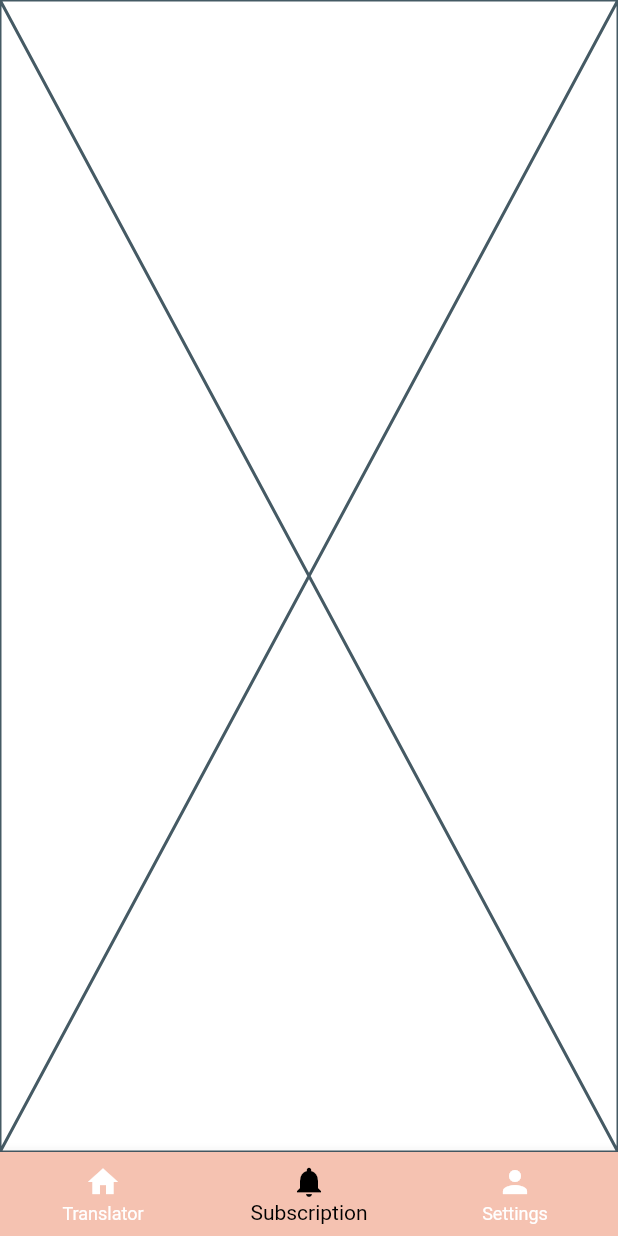
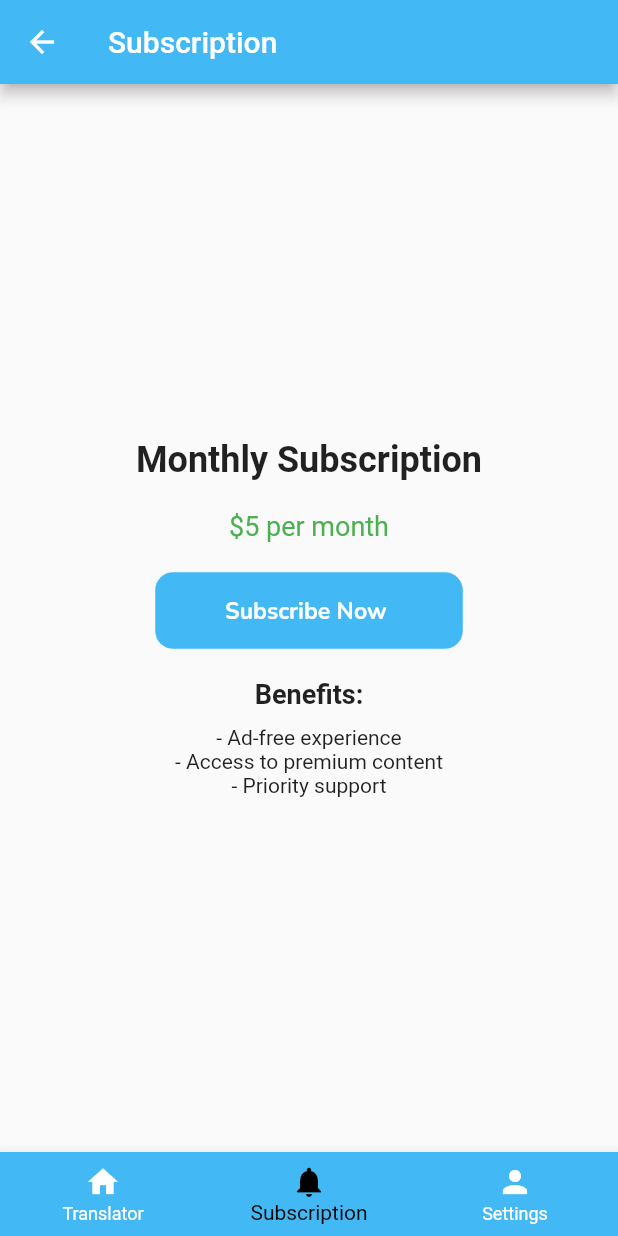
Before and after one commit to hngx-org/translator-ai, a Flutter app: the Home screen opened by its route, item 2 of the bottom bar chosen, on a phone screen of 412 x 824 dp. Run offline on Flutter 3.47's test engine with Material 2 defaults, Android fonts, the phone set to English and light mode, and no system bars; our stand-ins replace flutter_svg, get_it, google_fonts, page_transition, shared_preferences; accounts and stored records are empty.

Commit message:
homeScreen and SubcriptionScreen

```diff
--- a/lib/ui/home.dart
+++ b/lib/ui/home.dart
@@ -52,7 +52,7 @@ class _HomeState extends State<Home> {
         type: BottomNavigationBarType.fixed,
         showUnselectedLabels: true,
         onTap: _selectPage,
-        backgroundColor: const Color(0xffF5C2B1),
+        backgroundColor: AppColors.primary,
         unselectedItemColor: AppColors.whiteColor,
         selectedItemColor: Colors.black,
         currentIndex: _selectedPageIndex,
--- a/lib/ui/screens/auth/login.dart
+++ b/lib/ui/screens/auth/login.dart
@@ -192,8 +192,8 @@ class _SignInState extends State<SignIn> {
                             color: AppColors.blackColor),
                       ),
                       onTap: (){
-                        nextScreen(context,RouteHelper.forgotPasswordRoute,
-                        );
+                        Navigator.of(context)
+                            .pushNamed(RouteHelper.forgotPasswordRoute);                        // );
                       },
                     ),
                   ),
@@ -211,6 +211,7 @@ class _SignInState extends State<SignIn> {
                     color: AppColors.primary,
                     content: 'Sign In',
                     onTap: () {
+                      Navigator.of(context).pushNamed(RouteHelper.home);
 
                     },
                   ),
--- a/lib/ui/screens/bottom_nav_bar/Subscription.dart
+++ b/lib/ui/screens/bottom_nav_bar/Subscription.dart
@@ -1,4 +1,10 @@
 import 'package:flutter/cupertino.dart';
+import 'package:flutter/material.dart';
+
+import '../../../helpers/router.dart';
+import '../../../utils/colors.dart';
+import '../../../utils/size_calculator.dart';
+import '../../components/custom_button.dart';
 
 class SubscriptionScreen extends StatefulWidget {
   const SubscriptionScreen({super.key});
@@ -10,6 +16,55 @@ class SubscriptionScreen extends StatefulWidget {
 class _SubscriptionScreenState extends State<SubscriptionScreen> {
   @override
   Widget build(BuildContext context) {
-    return const Placeholder();
+    return   Scaffold(
+      appBar: AppBar(
+        title: Text('Subscription'),
+      ),
+      body: Center(
+        child: Column(
+          mainAxisAlignment: MainAxisAlignment.center,
+          children: [
+            Text(
+              'Monthly Subscription',
+              style: TextStyle(
+                fontSize: 24,
+                fontWeight: FontWeight.bold,
+              ),
+            ),
+            SizedBox(height: 20),
+            Text(
+              '\$5 per month',
+              style: TextStyle(
+                fontSize: 18,
+                color: Colors.green,
+              ),
+            ),
+            SizedBox(height: 20),
+            CustomButton(
+                width: sizer(true, 213, context),
+                height: 51,
+                singleBigButton: true,
+                isTextBig: false,
+                color: AppColors.primary,
+                content: 'Subscribe Now ',
+                onTap: () {
+                  Navigator.of(context).pushNamed(RouteHelper.loginRoute);
+                }),
+            SizedBox(height: 20),
+            Text(
+              'Benefits:',
+              style: TextStyle(
+                fontSize: 18,
+                fontWeight: FontWeight.bold,
+              ),
+            ),
+            SizedBox(height: 10),
+            Text('- Ad-free experience'),
+            Text('- Access to premium content'),
+            Text('- Priority support'),
+          ],
+        ),
+      ),
+    );
   }
 }
--- a/pubspec.yaml
+++ b/pubspec.yaml
@@ -42,6 +42,8 @@ dependencies:
   page_transition: ^2.1.0
   provider: ^6.0.5
   shared_preferences: ^2.2.1
+  language_pickers: ^0.2.0+1
+
 
 dev_dependencies:
   flutter_test:
```
Also changed, not shown: lib/main.dart (+7 -0 lines), lib/ui/components/chat_message.dart (added, +48 -0 lines), lib/ui/screens/HomeScreen.dart (+56 -10 lines), 2 other files.
